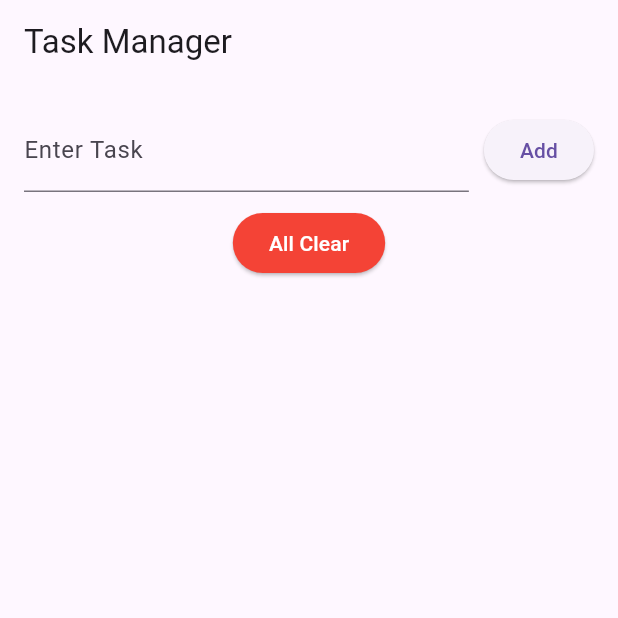
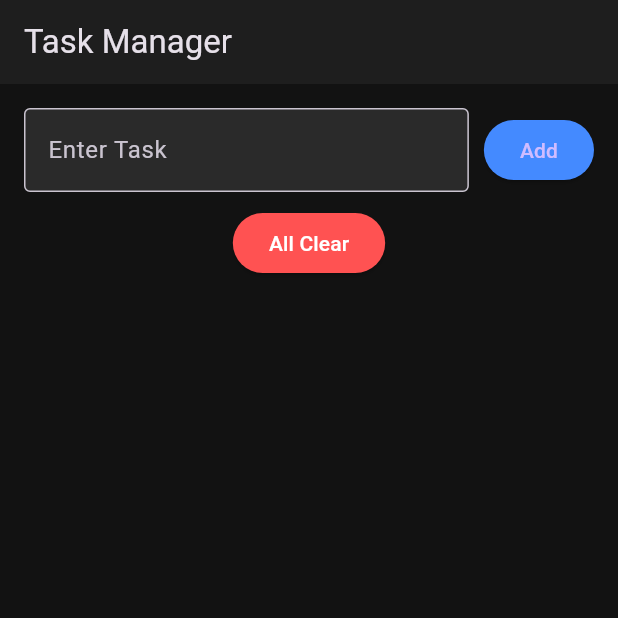
Before and after one commit to Joshika-21/CW3, a Flutter app: the screen it shows after launch, on a phone screen of 412 x 824 dp, the top half of it. Run offline on Flutter 3.47's test engine with Material 3 defaults, Android fonts, the phone set to English and light mode, and no system bars.

Commit message:
Improvised UI design

```diff
--- a/lib/main.dart
+++ b/lib/main.dart
@@ -11,7 +11,9 @@ class TaskManagerApp extends StatelessWidget {
     return MaterialApp(
       debugShowCheckedModeBanner: false,
       title: 'Task Manager',
-      theme: ThemeData(primarySwatch: Colors.blue),
+      theme: ThemeData.dark().copyWith(
+        scaffoldBackgroundColor: Color(0xFF121212),
+      ),
       home: TaskListScreen(),
     );
   }
--- a/lib/task_item.dart
+++ b/lib/task_item.dart
@@ -15,6 +15,8 @@ class TaskItem extends StatelessWidget {
   @override
   Widget build(BuildContext context) {
     return Card(
+      color: Colors.blueGrey[900],
+      shape: RoundedRectangleBorder(borderRadius: BorderRadius.circular(12)),
       child: ListTile(
         leading: Checkbox(
           value: task.isCompleted,
@@ -23,11 +25,12 @@ class TaskItem extends StatelessWidget {
         title: Text(
           task.name,
           style: TextStyle(
+            color: Colors.white,
             decoration: task.isCompleted ? TextDecoration.lineThrough : null,
           ),
         ),
         trailing: IconButton(
-          icon: Icon(Icons.delete, color: Colors.red),
+          icon: Icon(Icons.delete, color: Colors.redAccent),
           onPressed: onDelete,
         ),
       ),
--- a/lib/task_list_screen.dart
+++ b/lib/task_list_screen.dart
@@ -40,9 +40,12 @@ class _TaskListScreenState extends State<TaskListScreen> {
   @override
   Widget build(BuildContext context) {
     return Scaffold(
-      appBar: AppBar(title: Text("Task Manager")),
+      appBar: AppBar(
+        title: Text("Task Manager"),
+        backgroundColor: Color(0xFF1E1E1E),
+      ),
       body: Padding(
-        padding: const EdgeInsets.all(16.0),
+        padding: EdgeInsets.all(16),
         child: Column(
           children: [
             Row(
@@ -50,20 +53,34 @@ class _TaskListScreenState extends State<TaskListScreen> {
                 Expanded(
                   child: TextField(
                     controller: _taskController,
-                    decoration: InputDecoration(labelText: 'Enter Task'),
+                    decoration: InputDecoration(
+                      labelText: 'Enter Task',
+                      filled: true,
+                      fillColor: Colors.white10,
+                      border: OutlineInputBorder(),
+                    ),
+                    style: TextStyle(color: Colors.white),
                   ),
                 ),
                 SizedBox(width: 10),
-                ElevatedButton(onPressed: _addTask, child: Text("Add")),
+                ElevatedButton(
+                  onPressed: _addTask,
+                  child: Text("Add"),
+                  style: ElevatedButton.styleFrom(
+                    backgroundColor: Colors.blueAccent,
+                  ),
+                ),
               ],
             ),
             SizedBox(height: 10),
             ElevatedButton(
               onPressed: _clearAllTasks,
-              style: ElevatedButton.styleFrom(backgroundColor: Colors.red),
+              style: ElevatedButton.styleFrom(
+                backgroundColor: Colors.redAccent,
+              ),
               child: Text("All Clear", style: TextStyle(color: Colors.white)),
             ),
-            SizedBox(height: 10),
+            SizedBox(height: 20),
             Expanded(
               child: ListView.builder(
                 itemCount: _tasks.length,
```
